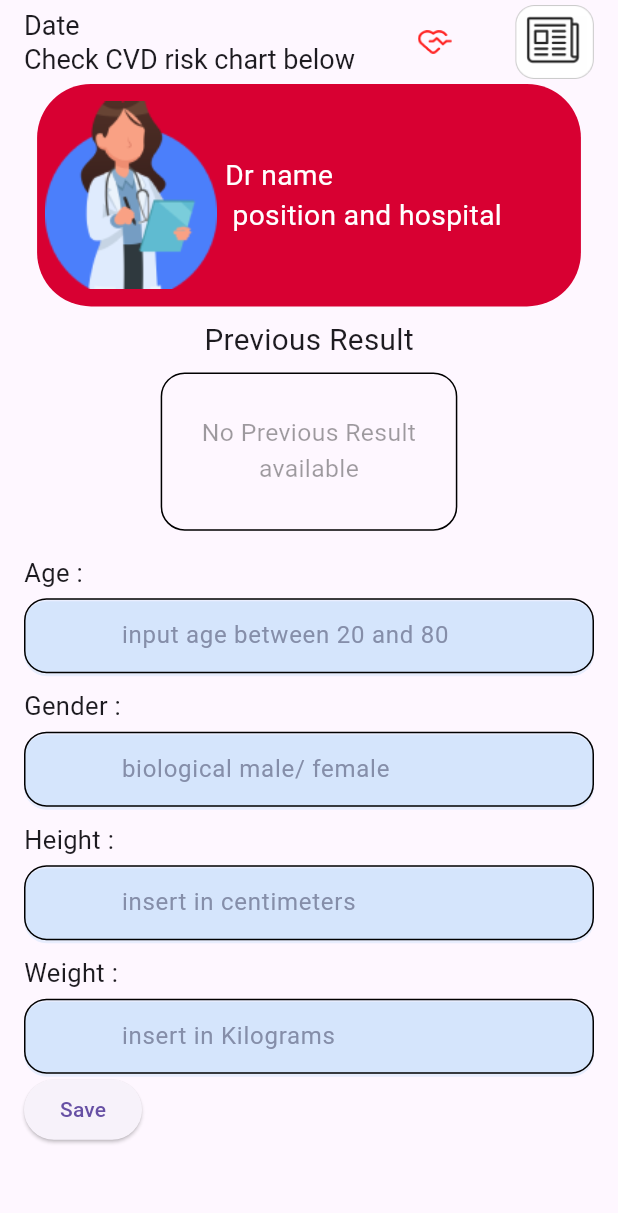
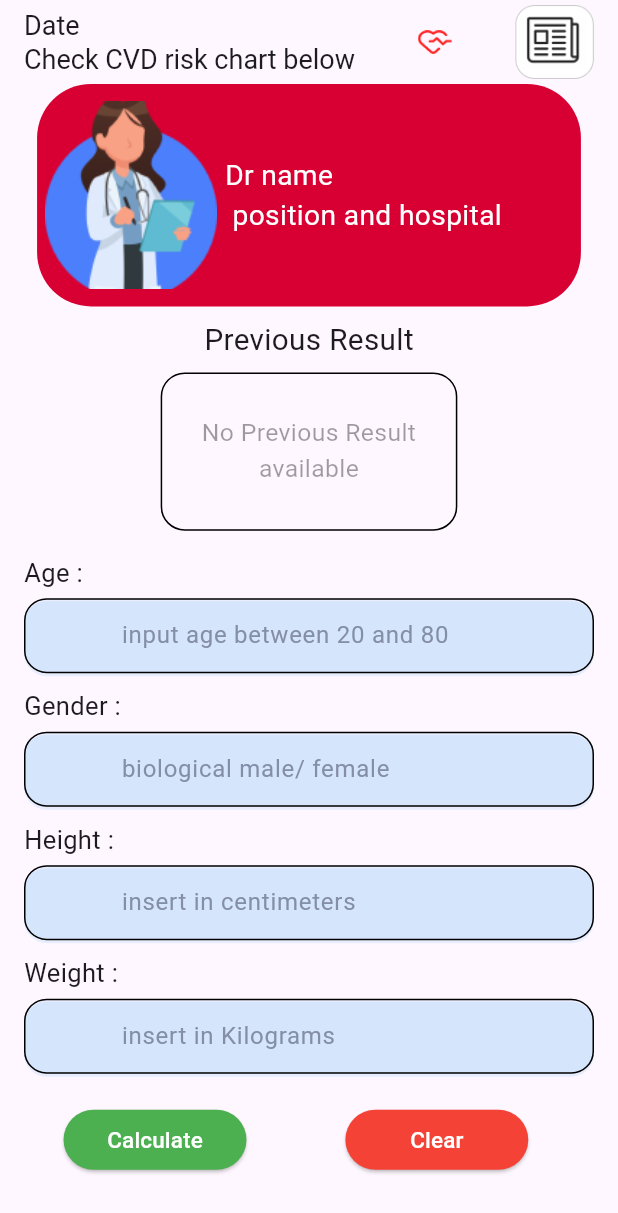
Before and after one commit to tasheera/CVD_Risk_Analyser, a Flutter app: the screen it shows after launch, on a phone screen of 412 x 824 dp. Shown: the top 1213 px of the screen. Run offline on Flutter 3.47's test engine with Material 3 defaults, Android fonts, the phone set to English and light mode, and no system bars; Roboto replaces fonts that are missing (Oswald).

Commit message:
create calculate and clear buttons and functions

```diff
--- a/lib/doctor_data_input_screen.dart
+++ b/lib/doctor_data_input_screen.dart
@@ -203,18 +203,45 @@ final GlobalKey <FormState> _formKey =GlobalKey();// create global key object fo
                       const SizedBox(height: 5,), // add space between name and field
                       _buildRiskInputField("insert in Kilograms", isValidHeight,"Enter valid weight",TextInputType.number,_weightCVDController), // create input field
 
+                      const SizedBox(height: 20,),
 
+                      Row(
 
-                      ElevatedButton(
-                        onPressed: (){
-                          if(_formKey.currentState!.validate()){ // check validity of foam filed
-                          print(_ageCVDController.text);
-                          print(_genderCVDController.text);
-                          print(_heightCVDController.text);
-                          print(_weightCVDController.text);
-                          }
-                          },
-                         child: const Text("Save"),)
+                        children: [
+                           SizedBox(width: iconSize*0.8,),
+                          ElevatedButton(
+
+                            style: ElevatedButton.styleFrom(
+                              backgroundColor: Colors.green,
+                              fixedSize: Size(iconSize*3.7, iconSize*1.1),
+
+                            ),
+                            onPressed: (){
+                              calculateRiskLevel();
+                              },
+                             child: const Text("Calculate", style: TextStyle(color: Colors.white,fontSize: 15),),
+                             ),
+
+                             SizedBox(width: iconSize*2,),
+
+                            ElevatedButton(
+
+                            style: ElevatedButton.styleFrom(
+                              backgroundColor: Colors.red,
+                              fixedSize: Size(iconSize*3.7, iconSize*1.1),
+
+                            ),
+                            onPressed: (){
+
+                              _riskCVDParameterClear();
+
+                              },
+                             child: const Text("Clear", style: TextStyle(color: Colors.white,fontSize: 15),),
+                             ),
+
+                        ],
+                      ),
+
                     ],
                   ),
                 ),
@@ -226,6 +253,24 @@ final GlobalKey <FormState> _formKey =GlobalKey();// create global key object fo
       ),
     );
   }
+
+
+  void calculateRiskLevel(){
+    //
+    if(_formKey.currentState!.validate()){ // check validity of foam filed
+    print(_ageCVDController.text);
+    print(_genderCVDController.text);
+    print(_heightCVDController.text);
+    print(_weightCVDController.text);
+    }
+  }
+
+  void _riskCVDParameterClear(){
+    _ageCVDController.clear();
+    _genderCVDController.clear();
+    _heightCVDController.clear();
+    _weightCVDController.clear();
+}
 }
 
 
```
